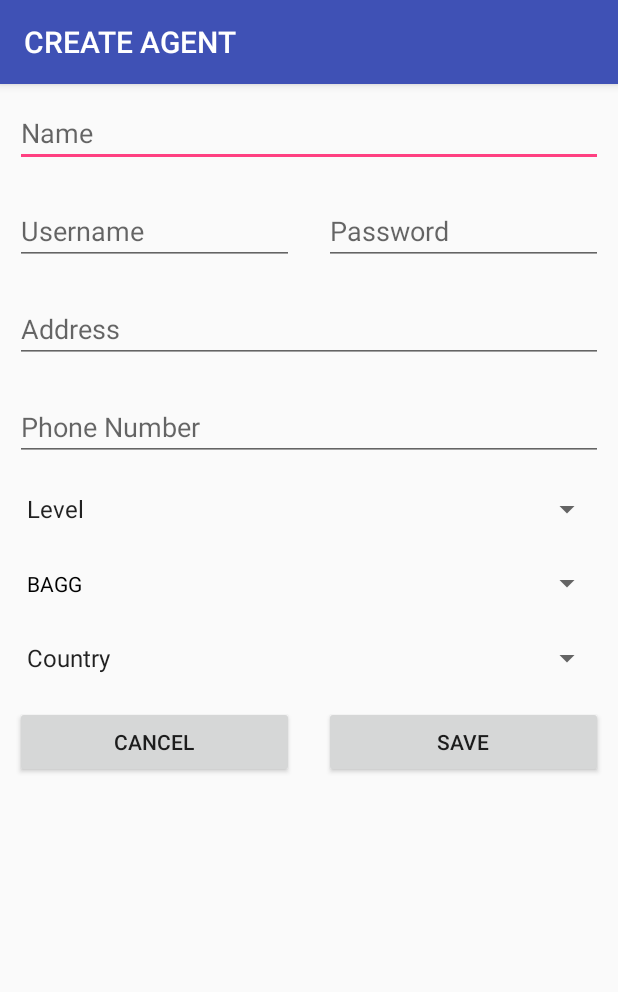
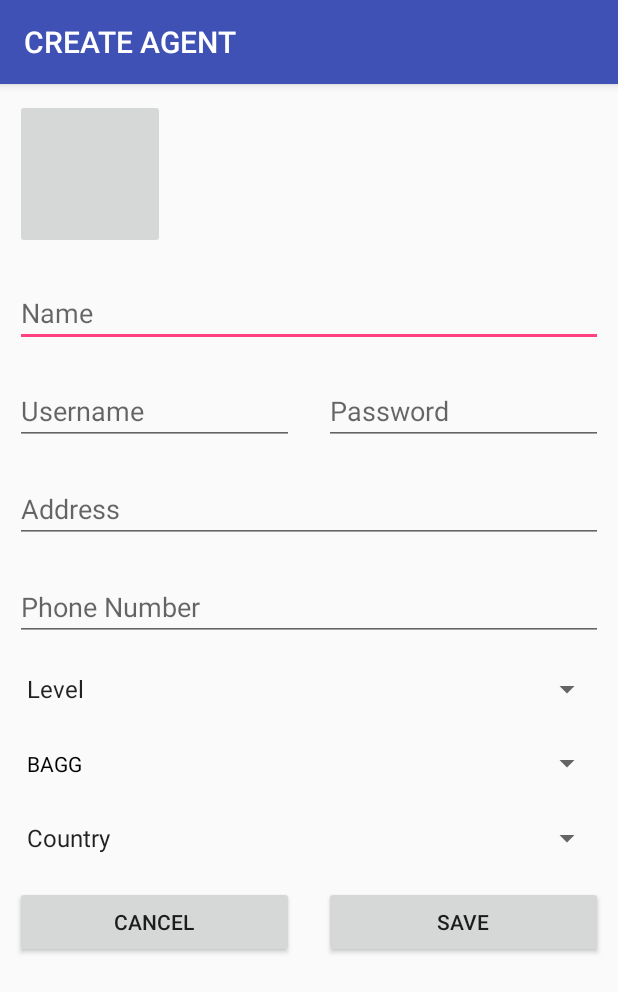
Before and after one commit to alfredofernandes/android-Agents, an Android app: the CreateAgentActivity screen opened directly, with no data from a screen before it, on a phone screen of 412 x 824 dp. Shown: the top 992 px of the screen. Run offline under Robolectric (Android 15) with nearby library versions, the phone set to English and light mode, and no system bars.

Commit message:
- Agent photos, camera access, saving image to database. - Need to fix issues about retrieving the image taken by the user on the Detail Agent Activity.

```diff
--- a/Agents/app/src/main/AndroidManifest.xml
+++ b/Agents/app/src/main/AndroidManifest.xml
@@ -3,6 +3,8 @@
     package="com.example.alfredorfernandes.agents">
 
     <uses-permission android:name="android.permission.CALL_PHONE" />
+    <uses-permission android:name="android.permission.CAMERA" />
+    <uses-feature android:name="android.hardware.camera" />
 
     <application
         android:name=".App"
--- a/Agents/app/src/main/java/com/example/alfredorfernandes/agents/activities/AgentDetailActivity.java
+++ b/Agents/app/src/main/java/com/example/alfredorfernandes/agents/activities/AgentDetailActivity.java
@@ -112,6 +112,8 @@ public class AgentDetailActivity extends AppCompatActivity implements View.OnCli
 
     private void loadData(Agent agent) {
 
+        profileImage.setImageBitmap(agent.getPhoto());
+
         profileName.setText("Name: " + agent.getName().toString());
         profileLevel.setText("Level: " + agent.getLevel());
         profileAddress.setText("Address: " + agent.getAddress());
--- a/Agents/app/src/main/java/com/example/alfredorfernandes/agents/activities/CreateAgentActivity.java
+++ b/Agents/app/src/main/java/com/example/alfredorfernandes/agents/activities/CreateAgentActivity.java
@@ -1,11 +1,21 @@
 package com.example.alfredorfernandes.agents.activities;
 
+import android.app.Activity;
+import android.content.DialogInterface;
+import android.content.Intent;
+import android.content.pm.PackageManager;
+import android.graphics.Bitmap;
+import android.graphics.BitmapFactory;
+import android.provider.MediaStore;
+import android.support.v7.app.AlertDialog;
 import android.support.v7.app.AppCompatActivity;
 import android.os.Bundle;
+import android.util.Base64;
 import android.view.View;
 import android.widget.ArrayAdapter;
 import android.widget.Button;
 import android.widget.EditText;
+import android.widget.ImageButton;
 import android.widget.Spinner;
 import android.widget.Toast;
 
@@ -17,13 +27,22 @@ import com.example.alfredorfernandes.agents.helper.AgentHelper;
 import com.example.alfredorfernandes.agents.model.Agency;
 import com.example.alfredorfernandes.agents.model.Agent;
 
+import java.io.ByteArrayOutputStream;
+import java.io.File;
+import java.io.FileNotFoundException;
+import java.io.FileOutputStream;
+import java.io.IOException;
 import java.util.List;
 
-public class    CreateAgentActivity extends AppCompatActivity {
+public class CreateAgentActivity extends AppCompatActivity {
 
     private AgentHelper helper;
     private ArrayAdapter<CharSequence> adapter;
     private AgencyAdapter adapterAgency;
+    private Bitmap bitmapPhoto;
+    private ImageButton photo;
+
+    private static final int CAMERA_REQUEST = 1888;
 
     @Override
     protected void onCreate(Bundle savedInstanceState) {
@@ -34,11 +53,21 @@ public class    CreateAgentActivity extends AppCompatActivity {
 
         helper = new AgentHelper(this);
 
+        photo = (ImageButton) findViewById(R.id.create_agent_photo);
         Spinner level = (Spinner) findViewById(R.id.create_agent_level);
         Spinner agency = (Spinner) findViewById(R.id.create_agent_agency);
         Spinner country = (Spinner) findViewById(R.id.create_agent_country);
         Button cancel = (Button) findViewById(R.id.create_agent_cancel);
         Button save = (Button) findViewById(R.id.create_agent_save);
+
+        // Photo Image Button
+        photo.setOnClickListener(new View.OnClickListener() {
+            @Override
+            public void onClick(View v) {
+                Intent cameraIntent = new Intent(android.provider.MediaStore.ACTION_IMAGE_CAPTURE);
+                startActivityForResult(cameraIntent, CAMERA_REQUEST);
+            }
+        });
 
         // Agent Level Spinner
         adapter = ArrayAdapter.createFromResource(this, R.array.spinner_agent_level, android.R.layout.simple_spinner_item);
@@ -68,6 +97,7 @@ public class    CreateAgentActivity extends AppCompatActivity {
             @Override
             public void onClick(View v) {
                 Agent agent = helper.helperAgent();
+                agent.setPhoto(bitmapPhoto);
                 AgentDAO dao = new AgentDAO();
                 dao.dbInsert(agent);
                 Toast.makeText(CreateAgentActivity.this, "Agent " + agent.getName() + " was saved!", Toast.LENGTH_SHORT).show();
@@ -77,6 +107,13 @@ public class    CreateAgentActivity extends AppCompatActivity {
 
     }
 
+    protected void onActivityResult(int requestCode, int resultCode, Intent data) {
+        if (requestCode == CAMERA_REQUEST && resultCode == RESULT_OK) {
+            bitmapPhoto = (Bitmap) data.getExtras().get("data");
+            photo.setImageBitmap(bitmapPhoto);
+        }
+    }
+
     private List<Agency> getAgencies() {
 
         AgencyDAO dao = new AgencyDAO();
--- a/Agents/app/src/main/java/com/example/alfredorfernandes/agents/activities/LoginActivity.java
+++ b/Agents/app/src/main/java/com/example/alfredorfernandes/agents/activities/LoginActivity.java
@@ -69,7 +69,7 @@ public class LoginActivity extends AppCompatActivity {
 
         //Clear/Remove tables
         agencyDAO.dbDelete();
-       // agentDAO.dbDelete();
+        //agentDAO.dbDelete();
 
         Agency agency = new Agency();
 
--- a/Agents/app/src/main/java/com/example/alfredorfernandes/agents/adapter/AgentAdapter.java
+++ b/Agents/app/src/main/java/com/example/alfredorfernandes/agents/adapter/AgentAdapter.java
@@ -1,6 +1,7 @@
 package com.example.alfredorfernandes.agents.adapter;
 
 import android.content.Context;
+import android.util.Log;
 import android.view.LayoutInflater;
 import android.view.View;
 import android.view.ViewGroup;
@@ -59,7 +60,8 @@ public class AgentAdapter extends BaseAdapter implements Filterable {
         //SET DATA TO THEM
         nameTxt.setText("Name: " + agents.get(pos).getName());
         levelTxt.setText("Level: "+ agents.get(pos).getLevel());
-        //img.setImageResource(agents.get(pos).getPhoto());
+        img.setImageBitmap(agents.get(pos).getPhoto());
+        Log.d("IMAGE", ""+ agents.get(pos).getPhoto());
 
         return convertView;
     }
--- a/Agents/app/src/main/res/layout/activity_create_agent.xml
+++ b/Agents/app/src/main/res/layout/activity_create_agent.xml
@@ -6,6 +6,12 @@
         android:layout_width="match_parent"
         android:layout_height="match_parent"
         android:orientation="vertical">
+
+        <ImageButton
+            android:id="@+id/create_agent_photo"
+            android:layout_width="100dp"
+            android:layout_height="100dp"
+            android:layout_margin="10dp" />
 
         <EditText
             android:id="@+id/create_agent_name"
```
Also changed, not shown: Agents/app/src/main/java/com/example/alfredorfernandes/agents/dao/AgentDAO.java (+6 -6 lines), Agents/app/src/main/java/com/example/alfredorfernandes/agents/model/Agent.java (+3 -5 lines), 1 other file.
